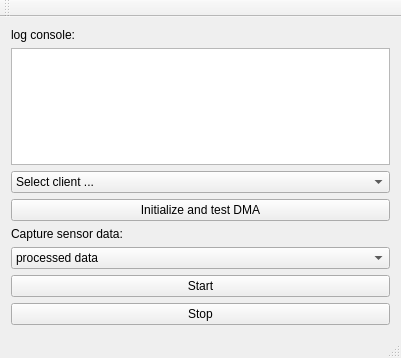
Old version of the form qt/FZ3TCPServer/mainwindow.ui in the repository HosseinBeheshti/FZ3.
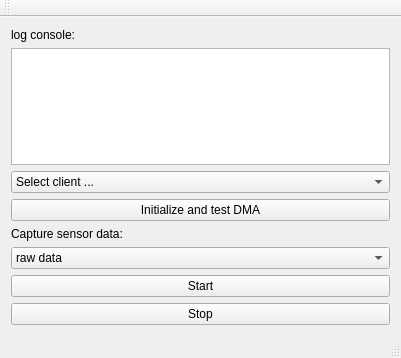
New version of the form.

Patch:
```diff
--- a/qt/FZ3TCPServer/mainwindow.ui
+++ b/qt/FZ3TCPServer/mainwindow.ui
@@ -85,7 +85,7 @@
      <widget class="QComboBox" name="comboBox_sensor">
       <item>
        <property name="text">
-        <string>processed data</string>
+        <string>raw data</string>
        </property>
       </item>
       <item>
```
Left out of the diff: 2 changed lines with no effect on the pictures.
